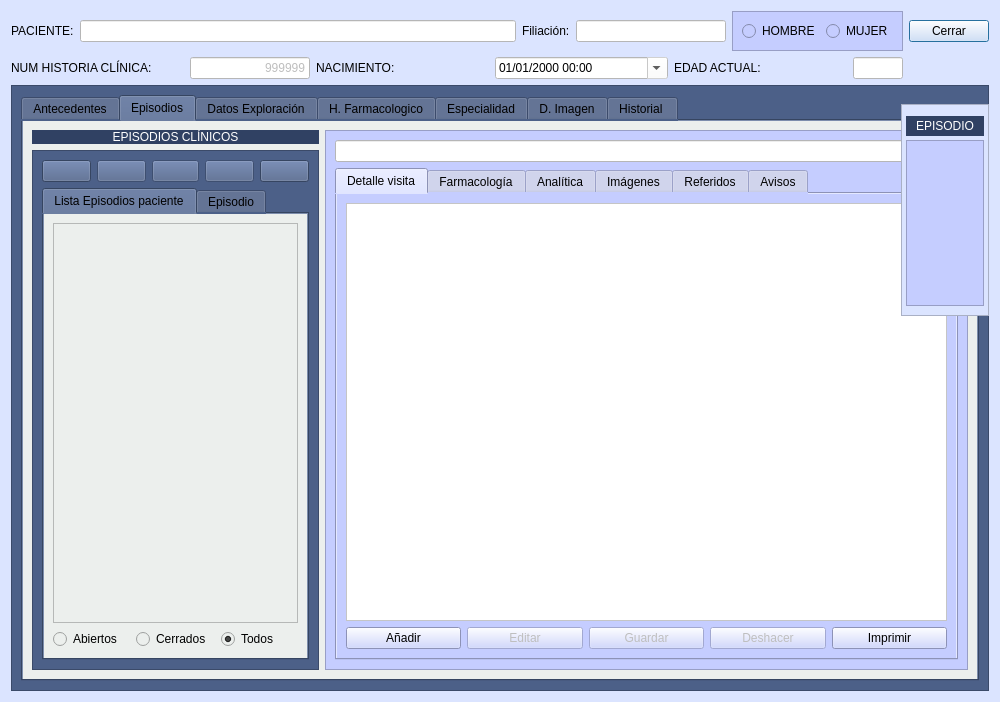
This is Zona_Pacientes/frmfichapaciente.ui in arcnexus/RedFoX as Qt 5 draws it before an edit. The edited form follows.
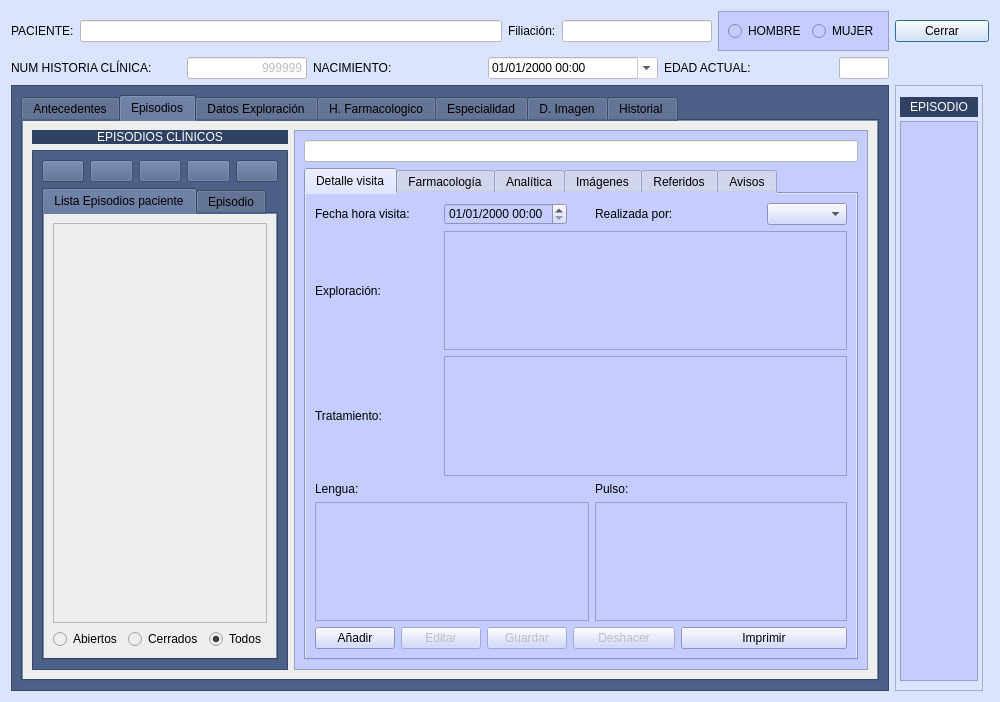
This is the edited form. The open tabs and pages were chosen to show the change. Icons and pictures are not drawn.

Commit message: Funcionalidad visitas - cambios menores en BD

Diff of the .ui file:
```diff
--- a/Zona_Pacientes/frmfichapaciente.ui
+++ b/Zona_Pacientes/frmfichapaciente.ui
@@ -127,7 +127,7 @@
      </item>
     </layout>
    </item>
-   <item row="0" column="1">
+   <item row="0" column="1" colspan="2">
     <widget class="QPushButton" name="btnCerrar">
      <property name="text">
       <string>Cerrar</string>
@@ -225,7 +225,7 @@
      </item>
     </layout>
    </item>
-   <item row="1" column="1">
+   <item row="1" column="1" colspan="2">
     <widget class="QLabel" name="label_92">
      <property name="maximumSize">
       <size>
@@ -244,7 +244,7 @@
      </property>
     </widget>
    </item>
-   <item row="2" column="0" colspan="2">
+   <item row="2" column="0">
     <widget class="QFrame" name="frame_3">
      <property name="styleSheet">
       <string notr="true">background: #4c6088</string>
@@ -943,24 +943,71 @@
                  <string>Detalle visita</string>
                 </attribute>
                 <layout class="QGridLayout" name="gridLayout_3">
-                 <item row="0" column="0" colspan="5">
-                  <widget class="QTableWidget" name="listaVisitas">
-                   <property name="styleSheet">
-                    <string notr="true">background-color: rgb(255, 255, 255);
-alternate-background-color: rgb(255, 255, 216);</string>
+                 <item row="0" column="0" colspan="2">
+                  <widget class="QLabel" name="label_55">
+                   <property name="text">
+                    <string>Fecha hora visita:</string>
                    </property>
-                   <property name="alternatingRowColors">
-                    <bool>true</bool>
+                  </widget>
+                 </item>
+                 <item row="0" column="2" colspan="2">
+                  <widget class="QDateTimeEdit" name="txtFechaHoraVisita">
+                   <property name="displayFormat">
+                    <string>dd/MM/yyyy HH:mm</string>
                    </property>
-                   <property name="selectionMode">
-                    <enum>QAbstractItemView::SingleSelection</enum>
+                  </widget>
+                 </item>
+                 <item row="0" column="5" colspan="2">
+                  <widget class="QLabel" name="label_56">
+                   <property name="text">
+                    <string>Realizada por:</string>
                    </property>
-                   <property name="selectionBehavior">
-                    <enum>QAbstractItemView::SelectRows</enum>
+                  </widget>
+                 </item>
+                 <item row="0" column="7">
+                  <widget class="QComboBox" name="cboRealizadaPorDr"/>
+                 </item>
+                 <item row="1" column="0" colspan="2">
+                  <widget class="QLabel" name="label_57">
+                   <property name="text">
+                    <string>Exploración:</string>
                    </property>
                   </widget>
                  </item>
-                 <item row="1" column="0">
+                 <item row="1" column="2" colspan="6">
+                  <widget class="QTextEdit" name="txtExploracion"/>
+                 </item>
+                 <item row="2" column="0" colspan="2">
+                  <widget class="QLabel" name="label_58">
+                   <property name="text">
+                    <string>Tratamiento:</string>
+                   </property>
+                  </widget>
+                 </item>
+                 <item row="2" column="2" colspan="6">
+                  <widget class="QTextEdit" name="txtTratamiento"/>
+                 </item>
+                 <item row="3" column="0">
+                  <widget class="QLabel" name="label_59">
+                   <property name="text">
+                    <string>Lengua:</string>
+                   </property>
+                  </widget>
+                 </item>
+                 <item row="3" column="5">
+                  <widget class="QLabel" name="label_60">
+                   <property name="text">
+                    <string>Pulso:</string>
+                   </property>
+                  </widget>
+                 </item>
+                 <item row="4" column="0" colspan="5">
+                  <widget class="QTextEdit" name="txtLengua"/>
+                 </item>
+                 <item row="4" column="5" colspan="3">
+                  <widget class="QTextEdit" name="txtPulso"/>
+                 </item>
+                 <item row="5" column="0">
                   <widget class="QPushButton" name="btnAnadirVisita">
                    <property name="text">
                     <string>Añadir</string>
@@ -977,7 +1024,7 @@
                    </property>
                   </widget>
                  </item>
-                 <item row="1" column="1">
+                 <item row="5" column="1" colspan="2">
                   <widget class="QPushButton" name="btnEditarVisita">
                    <property name="enabled">
                     <bool>false</bool>
@@ -1003,7 +1050,7 @@
                    </property>
                   </widget>
                  </item>
-                 <item row="1" column="2">
+                 <item row="5" column="3">
                   <widget class="QPushButton" name="btnGuardarVisita">
                    <property name="enabled">
                     <bool>false</bool>
@@ -1023,7 +1070,7 @@
                    </property>
                   </widget>
                  </item>
-                 <item row="1" column="3">
+                 <item row="5" column="4" colspan="2">
                   <widget class="QPushButton" name="btnDeshacerVisita">
                    <property name="enabled">
                     <bool>false</bool>
@@ -1049,7 +1096,7 @@
                    </property>
                   </widget>
                  </item>
-                 <item row="1" column="4">
+                 <item row="5" column="6" colspan="2">
                   <widget class="QPushButton" name="btnImprimirVisita">
                    <property name="text">
                     <string>Imprimir</string>
@@ -3234,16 +3281,8 @@
      </layout>
     </widget>
    </item>
-  </layout>
+   <item row="2" column="1">
   <widget class="QFrame" name="frame_2">
-   <property name="geometry">
-    <rect>
-     <x>901</x>
-     <y>104</y>
-     <width>88</width>
-     <height>212</height>
-    </rect>
-   </property>
    <property name="minimumSize">
     <size>
      <width>0</width>
@@ -3391,6 +3430,8 @@
     </item>
    </layout>
   </widget>
+   </item>
+  </layout>
  </widget>
  <tabstops>
   <tabstop>txtNumHistoriaClinica</tabstop>
```
Left out of the diff: 17 changed lines with no effect on the pictures. Lines whose indentation alone changed are shown as unchanged. The commit also changes 6 other files.
